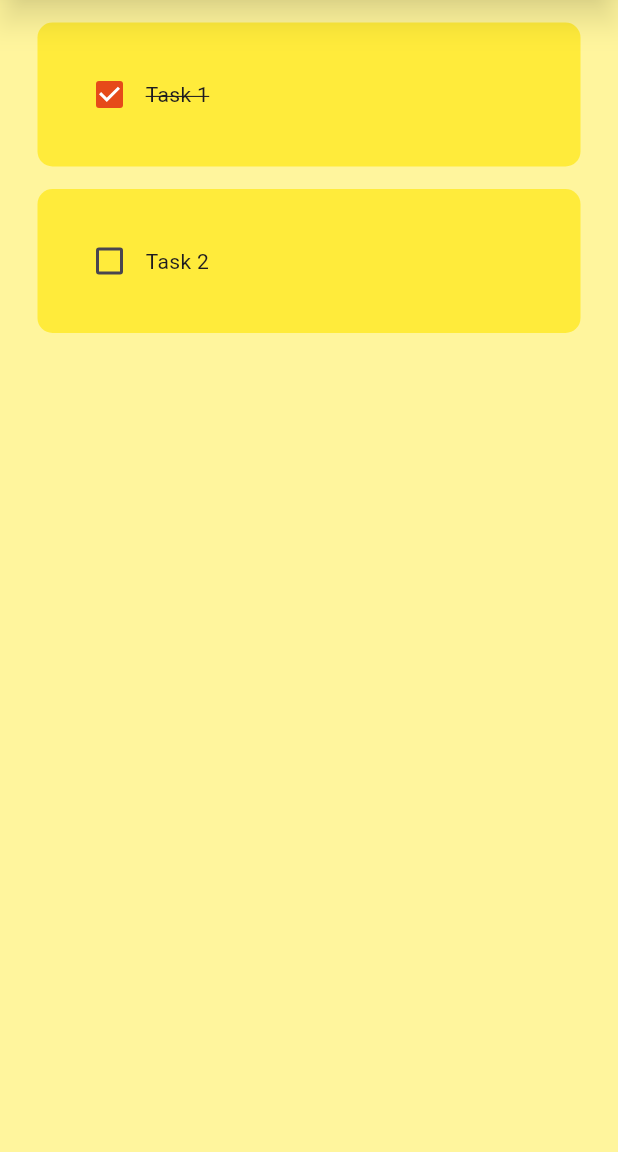
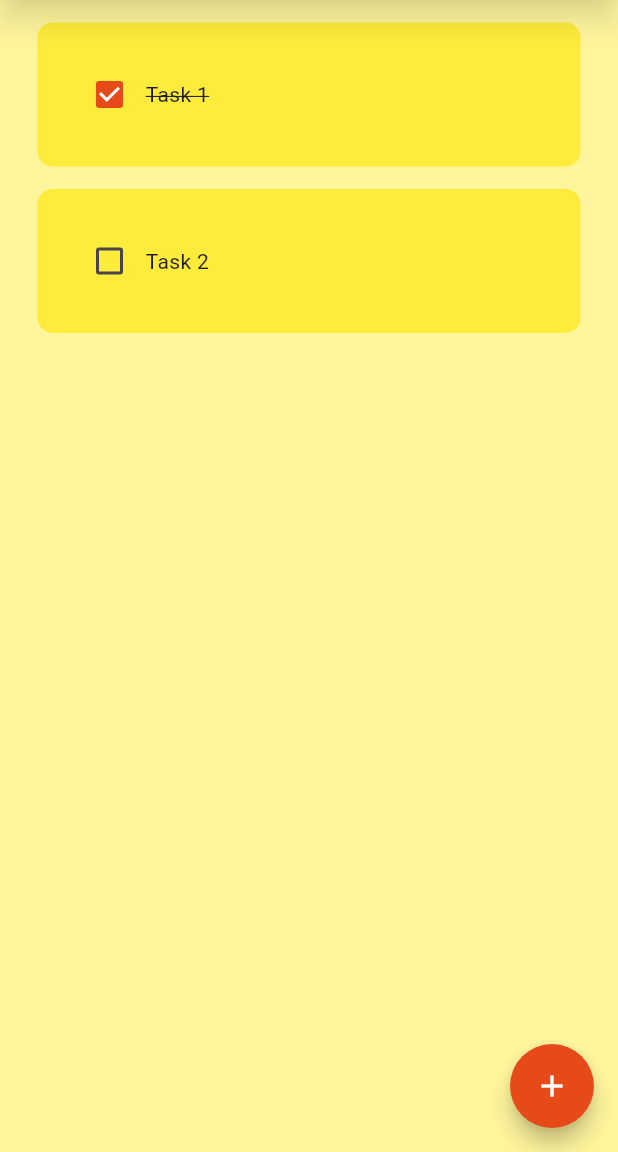
Before and after one commit to qguillaume/todolist, a Flutter app: the screen it shows after launch, on a phone screen of 412 x 824 dp, the part 84-1236 px from its top. Run offline on Flutter 3.47's test engine with Material 3 defaults, Android fonts, the phone set to English and light mode, and no system bars.

Commit message:
custom buttons save and cancel in progress inside dialogbox shown by pressing + button

```diff
--- a/lib/main.dart
+++ b/lib/main.dart
@@ -10,6 +10,12 @@ class MyApp extends StatelessWidget {
 
   @override
   Widget build(BuildContext context) {
-    return MaterialApp(debugShowCheckedModeBanner: false, home: HomePage());
+    return MaterialApp(
+      debugShowCheckedModeBanner: false,
+      theme: ThemeData(
+        primaryColor: Colors.deepOrange[700], // La couleur principale de l’app
+      ),
+      home: HomePage(),
+    );
   }
 }
--- a/lib/pages/home_page.dart
+++ b/lib/pages/home_page.dart
@@ -1,4 +1,5 @@
 import 'package:flutter/material.dart';
+import 'package:todolist/utils/dialog_box.dart';
 import '../utils/todo_tile.dart';
 
 class HomePage extends StatefulWidget {
@@ -20,6 +21,15 @@ class _HomePageState extends State<HomePage> {
     });
   }
 
+  void createNewTask() {
+    showDialog(
+      context: context,
+      builder: (context) {
+        return DialogBox();
+      },
+    );
+  }
+
   @override
   Widget build(BuildContext context) {
     return Scaffold(
@@ -31,6 +41,15 @@ class _HomePageState extends State<HomePage> {
         elevation: 8, // Augmente l'effet d'ombre
         shadowColor:
             Colors.black54, // Assombrit l'ombre pour qu'elle soit plus visible
+      ),
+      floatingActionButton: FloatingActionButton(
+        onPressed: createNewTask,
+        child: Icon(Icons.add),
+        backgroundColor: Colors.deepOrange[700],
+        foregroundColor: Colors.white,
+        shape: RoundedRectangleBorder(
+          borderRadius: BorderRadius.circular(50)
+        ),
       ),
       body: ListView.builder(
         itemCount: toDoList.length,
```
Also changed, not shown: lib/utils/custom_button.dart (added, +16 -0 lines), lib/utils/dialog_box.dart (added, +37 -0 lines).
